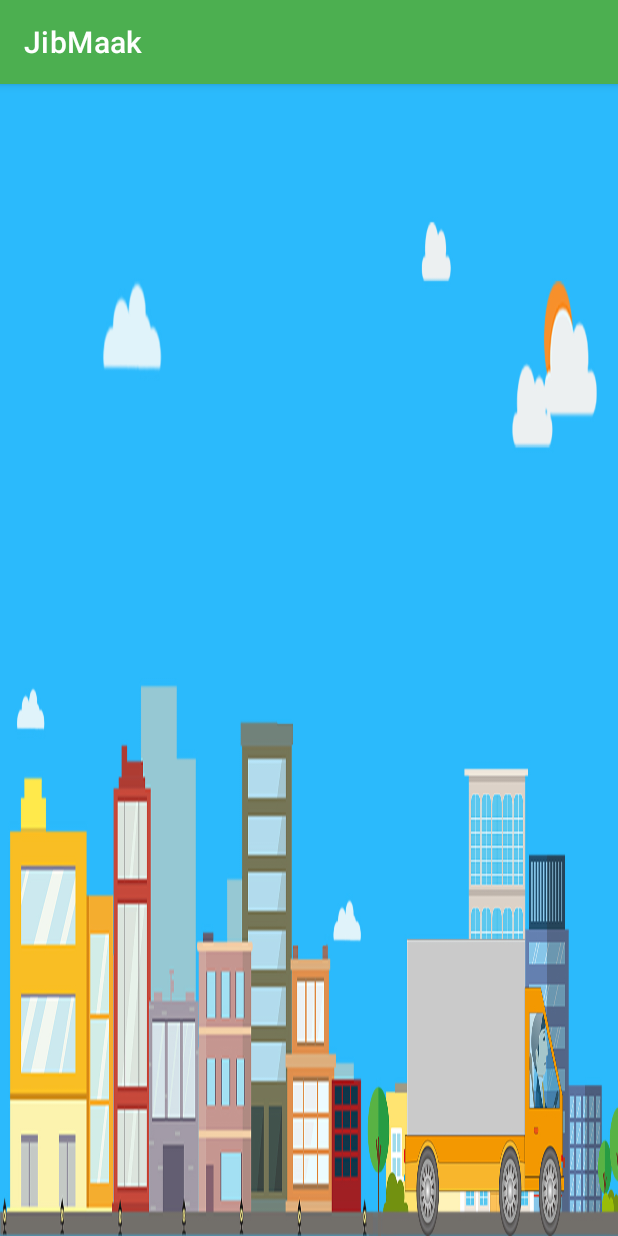
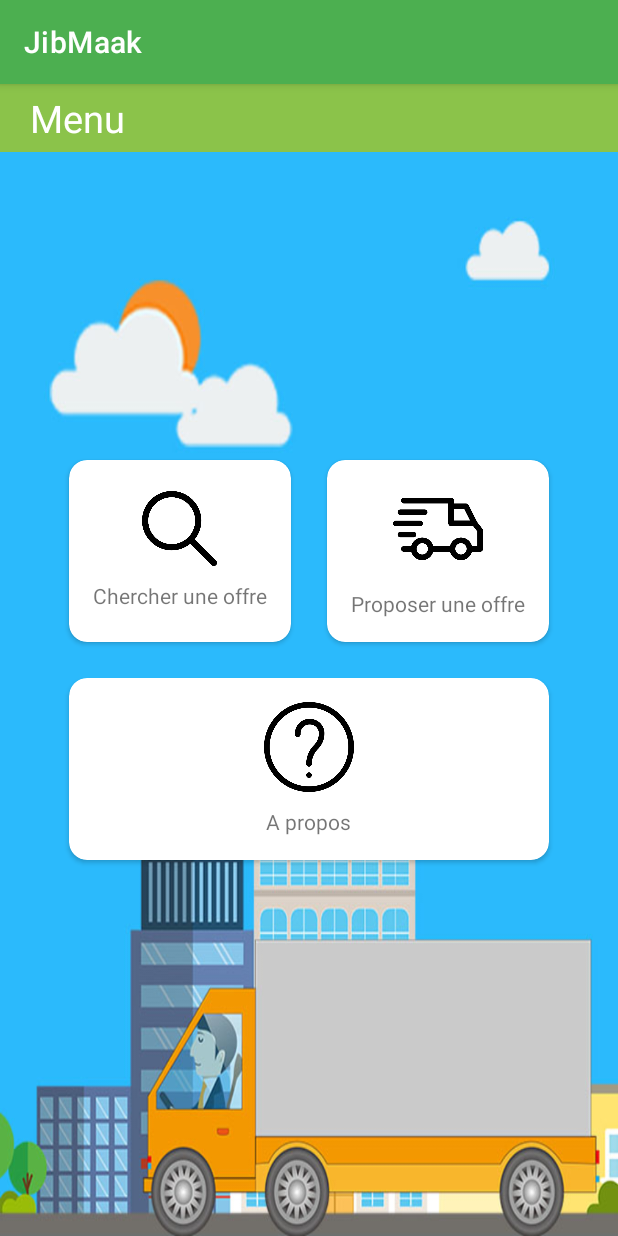
Before and after one commit to aminerachyd/Projet-Android-S3P2, an Android app: the screen it shows after launch (MainActivity), on a phone screen of 412 x 824 dp. Run offline under Robolectric (Android 15) with nearby library versions, the phone set to English and light mode, and no system bars.

Commit message:
Fenetre principale + fenetre de connexion done

```diff
--- a/JibMaak/app/build.gradle
+++ b/JibMaak/app/build.gradle
@@ -33,6 +33,9 @@ dependencies {
     implementation 'androidx.appcompat:appcompat:1.2.0'
     implementation 'com.google.android.material:material:1.2.1'
     implementation 'androidx.constraintlayout:constraintlayout:2.0.4'
+    implementation 'androidx.annotation:annotation:1.1.0'
+    implementation 'androidx.lifecycle:lifecycle-livedata-ktx:2.2.0'
+    implementation 'androidx.lifecycle:lifecycle-viewmodel-ktx:2.2.0'
     testImplementation 'junit:junit:4.+'
     androidTestImplementation 'androidx.test.ext:junit:1.1.2'
     androidTestImplementation 'androidx.test.espresso:espresso-core:3.3.0'
--- a/JibMaak/app/src/main/AndroidManifest.xml
+++ b/JibMaak/app/src/main/AndroidManifest.xml
@@ -9,6 +9,7 @@
         android:roundIcon="@mipmap/ic_launcher_round"
         android:supportsRtl="true"
         android:theme="@style/Theme.JibMaak">
+        <activity android:name=".LoginActivity"></activity>
         <activity android:name=".MainActivity">
             <intent-filter>
                 <action android:name="android.intent.action.MAIN" />
--- a/JibMaak/app/src/main/res/layout/activity_main.xml
+++ b/JibMaak/app/src/main/res/layout/activity_main.xml
@@ -1,11 +1,123 @@
 <?xml version="1.0" encoding="utf-8"?>
-<androidx.constraintlayout.widget.ConstraintLayout xmlns:android="http://schemas.android.com/apk/res/android"
+<RelativeLayout xmlns:android="http://schemas.android.com/apk/res/android"
     xmlns:app="http://schemas.android.com/apk/res-auto"
     xmlns:tools="http://schemas.android.com/tools"
     android:layout_width="match_parent"
     android:layout_height="match_parent"
-    android:background="@drawable/background"
+    android:background="@drawable/background2"
     tools:context=".MainActivity">
 
+    <TextView
+        android:layout_width="match_parent"
+        android:layout_height="wrap_content"
+        android:background="@color/accent"
+        android:paddingHorizontal="20dp"
+        android:paddingVertical="5dp"
+        android:text="Menu"
+        android:textColor="#FFFFFF"
+        android:textSize="25dp" />
 
-</androidx.constraintlayout.widget.ConstraintLayout>
+    <LinearLayout
+        android:layout_width="wrap_content"
+        android:layout_height="wrap_content"
+        android:layout_centerInParent="true"
+        android:orientation="vertical">
+
+        <GridLayout
+            android:layout_width="wrap_content"
+            android:layout_height="wrap_content"
+            android:columnCount="2"
+            android:rowCount="2">
+
+            <androidx.cardview.widget.CardView
+                android:layout_width="wrap_content"
+                android:layout_height="wrap_content"
+                android:layout_rowWeight="1"
+                android:layout_columnWeight="1"
+                android:layout_margin="12dp"
+                app:cardCornerRadius="12dp">
+
+                <LinearLayout
+                    android:layout_width="match_parent"
+                    android:layout_height="match_parent"
+                    android:gravity="center"
+                    android:orientation="vertical"
+                    android:padding="16dp">
+
+                    <ImageView
+                        android:layout_width="50dp"
+                        android:layout_height="50dp"
+                        android:src="@drawable/search" />
+
+                    <TextView
+                        android:layout_width="wrap_content"
+                        android:layout_height="wrap_content"
+                        android:layout_marginTop="10dp"
+                        android:text="@string/search" />
+                </LinearLayout>
+
+            </androidx.cardview.widget.CardView>
+
+            <androidx.cardview.widget.CardView
+                android:layout_width="wrap_content"
+                android:layout_height="wrap_content"
+                android:layout_rowWeight="1"
+                android:layout_columnWeight="1"
+                android:layout_margin="12dp"
+                app:cardCornerRadius="12dp">
+
+                <LinearLayout
+                    android:layout_width="match_parent"
+                    android:layout_height="match_parent"
+                    android:gravity="center"
+                    android:orientation="vertical"
+                    android:padding="16dp">
+
+                    <ImageView
+                        android:layout_width="60dp"
+                        android:layout_height="60dp"
+                        android:src="@drawable/deliver" />
+
+                    <TextView
+                        android:layout_width="wrap_content"
+                        android:layout_height="wrap_content"
+                        android:layout_marginTop="10dp"
+                        android:text="@string/deliver" />
+                </LinearLayout>
+
+            </androidx.cardview.widget.CardView>
+
+
+        </GridLayout>
+
+        <androidx.cardview.widget.CardView
+            android:layout_width="match_parent"
+            android:layout_height="wrap_content"
+            android:layout_rowWeight="3"
+            android:layout_columnWeight="1"
+            android:layout_margin="12dp"
+            app:cardCornerRadius="12dp">
+
+            <LinearLayout
+                android:layout_width="match_parent"
+                android:layout_height="match_parent"
+                android:gravity="center"
+                android:orientation="vertical"
+                android:padding="16dp">
+
+                <ImageView
+                    android:layout_width="60dp"
+                    android:layout_height="60dp"
+                    android:src="@drawable/about" />
+
+                <TextView
+                    android:layout_width="wrap_content"
+                    android:layout_height="wrap_content"
+                    android:layout_marginTop="10dp"
+                    android:text="@string/about" />
+            </LinearLayout>
+
+        </androidx.cardview.widget.CardView>
+    </LinearLayout>
+
+</RelativeLayout>
--- a/JibMaak/app/src/main/res/values/strings.xml
+++ b/JibMaak/app/src/main/res/values/strings.xml
@@ -1,3 +1,6 @@
 <resources>
     <string name="app_name">JibMaak</string>
+    <string name="search">Chercher une offre</string>
+    <string name="deliver">Proposer une offre</string>
+    <string name="about">A propos</string>
 </resources>
```
Also changed, not shown: JibMaak/app/src/main/java/com/inpt/jibmaak/LoginActivity.java (added, +14 -0 lines), JibMaak/app/src/main/res/layout/activity_login.xml (added, +87 -0 lines), JibMaak/app/src/main/res/drawable-v24/about.png (added), JibMaak/app/src/main/res/drawable-v24/deliver.png (added), JibMaak/app/src/main/res/drawable-v24/search.png (added), JibMaak/app/src/main/res/drawable/background2.jpg (added).
